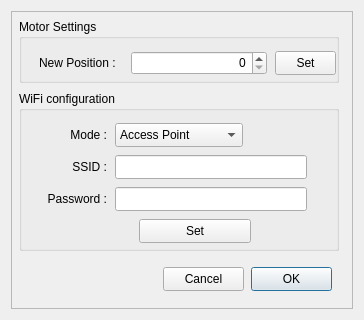
Old version of the form Esatto.ui in the repository rpineau/Esatto.
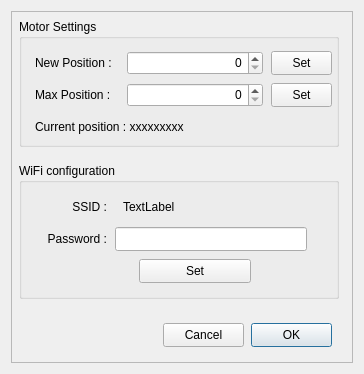
New version of the form. Custom widgets are drawn as their Qt base class.

The edit to the form file:
```diff
--- a/Esatto.ui
+++ b/Esatto.ui
@@ -7,7 +7,7 @@
     <x>0</x>
     <y>0</y>
     <width>364</width>
-    <height>320</height>
+    <height>374</height>
    </rect>
   </property>
   <property name="sizePolicy">
@@ -19,13 +19,13 @@
   <property name="minimumSize">
    <size>
     <width>364</width>
-    <height>320</height>
+    <height>374</height>
    </size>
   </property>
   <property name="maximumSize">
    <size>
     <width>640</width>
-    <height>320</height>
+    <height>374</height>
    </size>
   </property>
   <property name="windowTitle">
@@ -64,7 +64,7 @@
         <x>8</x>
         <y>8</y>
         <width>320</width>
-        <height>64</height>
+        <height>128</height>
        </rect>
       </property>
       <property name="title">
@@ -73,7 +73,7 @@
       <widget class="QSpinBox" name="newPos">
        <property name="geometry">
         <rect>
-         <x>112</x>
+         <x>108</x>
          <y>32</y>
          <width>136</width>
          <height>24</height>
@@ -83,13 +83,13 @@
         <set>Qt::AlignRight|Qt::AlignTrailing|Qt::AlignVCenter</set>
        </property>
        <property name="maximum">
-        <number>999999</number>
+        <number>9999999</number>
        </property>
       </widget>
       <widget class="QLabel" name="label_2">
        <property name="geometry">
         <rect>
-         <x>20</x>
+         <x>16</x>
          <y>32</y>
          <width>91</width>
          <height>24</height>
@@ -102,7 +102,7 @@
       <widget class="QPushButton" name="pushButton">
        <property name="geometry">
         <rect>
-         <x>256</x>
+         <x>252</x>
          <y>32</y>
          <width>61</width>
          <height>24</height>
@@ -112,6 +112,61 @@
         <string>Set</string>
        </property>
       </widget>
+      <widget class="QPushButton" name="pushButton_3">
+       <property name="geometry">
+        <rect>
+         <x>252</x>
+         <y>64</y>
+         <width>61</width>
+         <height>24</height>
+        </rect>
+       </property>
+       <property name="text">
+        <string>Set</string>
+       </property>
+      </widget>
+      <widget class="QSpinBox" name="maxPos">
+       <property name="geometry">
+        <rect>
+         <x>108</x>
+         <y>64</y>
+         <width>136</width>
+         <height>24</height>
+        </rect>
+       </property>
+       <property name="alignment">
+        <set>Qt::AlignRight|Qt::AlignTrailing|Qt::AlignVCenter</set>
+       </property>
+       <property name="maximum">
+        <number>9999999</number>
+       </property>
+      </widget>
+      <widget class="QLabel" name="label_5">
+       <property name="geometry">
+        <rect>
+         <x>16</x>
+         <y>64</y>
+         <width>91</width>
+         <height>24</height>
+        </rect>
+       </property>
+       <property name="text">
+        <string>Max Position :</string>
+       </property>
+      </widget>
+      <widget class="QLabel" name="curPosLabel">
+       <property name="geometry">
+        <rect>
+         <x>16</x>
+         <y>96</y>
+         <width>192</width>
+         <height>24</height>
+        </rect>
+       </property>
+       <property name="text">
+        <string>Current position : xxxxxxxxx</string>
+       </property>
+      </widget>
      </widget>
      <widget class="QPushButton" name="pushButtonOK">
       <property name="enabled">
@@ -120,7 +175,7 @@
       <property name="geometry">
        <rect>
         <x>240</x>
-        <y>256</y>
+        <y>312</y>
         <width>81</width>
         <height>24</height>
        </rect>
@@ -136,7 +191,7 @@
       <property name="geometry">
        <rect>
         <x>152</x>
-        <y>256</y>
+        <y>312</y>
         <width>81</width>
         <height>24</height>
        </rect>
@@ -149,55 +204,19 @@
       <property name="geometry">
        <rect>
         <x>8</x>
-        <y>80</y>
+        <y>152</y>
         <width>320</width>
-        <height>160</height>
+        <height>136</height>
        </rect>
       </property>
       <property name="title">
        <string>WiFi configuration</string>
       </property>
-      <widget class="QLabel" name="label">
-       <property name="geometry">
-        <rect>
-         <x>8</x>
-         <y>32</y>
-         <width>80</width>
-         <height>24</height>
-        </rect>
-       </property>
-       <property name="text">
-        <string>Mode :</string>
-       </property>
-       <property name="alignment">
-        <set>Qt::AlignRight|Qt::AlignTrailing|Qt::AlignVCenter</set>
-       </property>
-      </widget>
-      <widget class="QComboBox" name="comboBox">
-       <property name="geometry">
-        <rect>
-         <x>96</x>
-         <y>32</y>
-         <width>128</width>
-         <height>24</height>
-        </rect>
-       </property>
-       <item>
-        <property name="text">
-         <string>Access Point</string>
-        </property>
-       </item>
-       <item>
-        <property name="text">
-         <string>Station</string>
-        </property>
-       </item>
-      </widget>
       <widget class="QLabel" name="label_3">
        <property name="geometry">
         <rect>
          <x>8</x>
-         <y>64</y>
+         <y>32</y>
          <width>80</width>
          <height>24</height>
         </rect>
@@ -213,7 +232,7 @@
        <property name="geometry">
         <rect>
          <x>8</x>
-         <y>96</y>
+         <y>64</y>
          <width>80</width>
          <height>24</height>
         </rect>
@@ -225,21 +244,11 @@
         <set>Qt::AlignRight|Qt::AlignTrailing|Qt::AlignVCenter</set>
        </property>
       </widget>
-      <widget class="QLineEdit" name="sSSID">
+      <widget class="QLineEdit" name="sPWD">
        <property name="geometry">
         <rect>
          <x>96</x>
          <y>64</y>
-         <width>192</width>
-         <height>24</height>
-        </rect>
-       </property>
-      </widget>
-      <widget class="QLineEdit" name="lineEdit_2">
-       <property name="geometry">
-        <rect>
-         <x>96</x>
-         <y>96</y>
          <width>192</width>
          <height>24</height>
         </rect>
@@ -252,7 +261,7 @@
        <property name="geometry">
         <rect>
          <x>120</x>
-         <y>128</y>
+         <y>96</y>
          <width>112</width>
          <height>24</height>
         </rect>
@@ -261,6 +270,19 @@
         <string>Set</string>
        </property>
       </widget>
+      <widget class="QLabel" name="sSSID">
+       <property name="geometry">
+        <rect>
+         <x>104</x>
+         <y>32</y>
+         <width>184</width>
+         <height>24</height>
+        </rect>
+       </property>
+       <property name="text">
+        <string>TextLabel</string>
+       </property>
+      </widget>
      </widget>
     </widget>
    </item>
```
